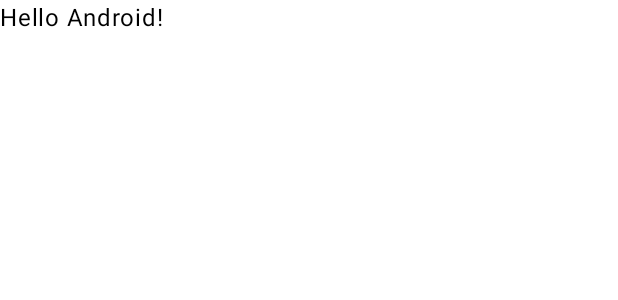
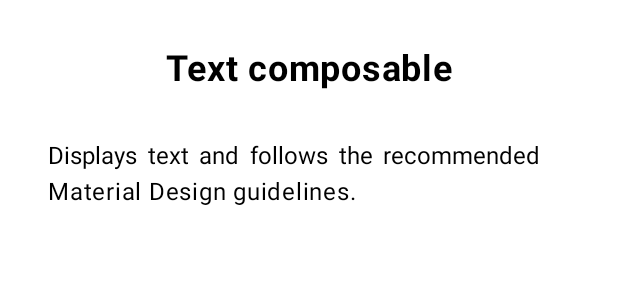
Before and after one commit to faisalmemon/Unit_1_Pathway_3_Compose_Quadrant, an Android app built with Jetpack Compose: the @Preview function GreetingPreview, on a phone screen of 412 x 824 dp. Shown: the top 300 px of the screen. Run offline under Robolectric (Android 15) with nearby library versions, the phone set to English and light mode, and no system bars.

Commit message:
Add font styling and padding.

```diff
--- a/app/src/main/java/com/example/compose_quadrant/MainActivity.kt
+++ b/app/src/main/java/com/example/compose_quadrant/MainActivity.kt
@@ -4,13 +4,21 @@ import android.os.Bundle
 import androidx.activity.ComponentActivity
 import androidx.activity.compose.setContent
 import androidx.activity.enableEdgeToEdge
+import androidx.compose.foundation.layout.Column
 import androidx.compose.foundation.layout.fillMaxSize
 import androidx.compose.foundation.layout.padding
 import androidx.compose.material3.Scaffold
 import androidx.compose.material3.Text
 import androidx.compose.runtime.Composable
+import androidx.compose.ui.Alignment
 import androidx.compose.ui.Modifier
+import androidx.compose.ui.res.stringResource
+import androidx.compose.ui.text.font.FontStyle
+import androidx.compose.ui.text.font.FontWeight
+import androidx.compose.ui.text.style.TextAlign
 import androidx.compose.ui.tooling.preview.Preview
+import androidx.compose.ui.unit.dp
+import androidx.compose.ui.unit.sp
 import com.example.compose_quadrant.ui.theme.Compose_QuadrantTheme
 
 class MainActivity : ComponentActivity() {
@@ -20,8 +28,9 @@ class MainActivity : ComponentActivity() {
         setContent {
             Compose_QuadrantTheme {
                 Scaffold(modifier = Modifier.fillMaxSize()) { innerPadding ->
-                    Greeting(
-                        name = "Android",
+                    ComposeCard(
+                        title = stringResource(id = R.string.text_composable),
+                        longDescription = stringResource(id = R.string.text_composable_description),
                         modifier = Modifier.padding(innerPadding)
                     )
                 }
@@ -31,17 +40,36 @@ class MainActivity : ComponentActivity() {
 }
 
 @Composable
-fun Greeting(name: String, modifier: Modifier = Modifier) {
-    Text(
-        text = "Hello $name!",
-        modifier = modifier
-    )
+fun ComposeCard(
+    title: String,
+    longDescription: String,
+    modifier: Modifier = Modifier
+) {
+    Column(
+        modifier = modifier.padding(16.dp),
+        horizontalAlignment = Alignment.CenterHorizontally
+    ) {
+        Text(
+            text = title,
+            fontWeight = FontWeight.Bold,
+            modifier = Modifier.padding(vertical = 16.dp),
+            fontSize = 24.sp
+        )
+        Text(
+            text = longDescription,
+            textAlign = TextAlign.Justify,
+            modifier = Modifier.padding(16.dp)
+        )
+    }
 }
 
 @Preview(showBackground = true)
 @Composable
 fun GreetingPreview() {
     Compose_QuadrantTheme {
-        Greeting("Android")
+        ComposeCard(
+            title = stringResource(id = R.string.text_composable),
+            longDescription = stringResource(id = R.string.text_composable_description)
+        )
     }
 }
```
